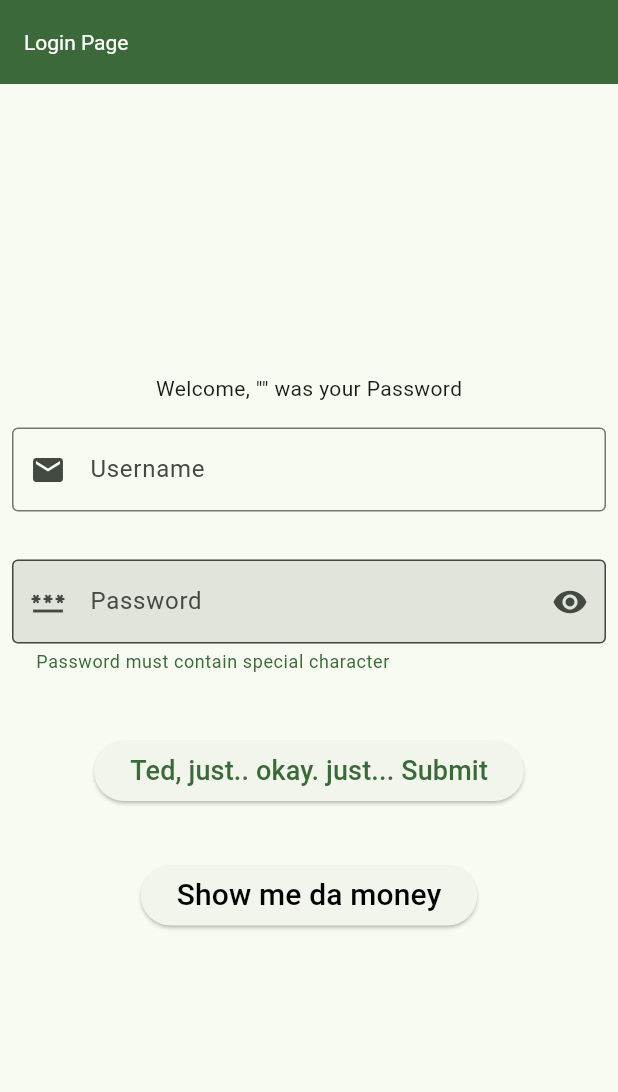
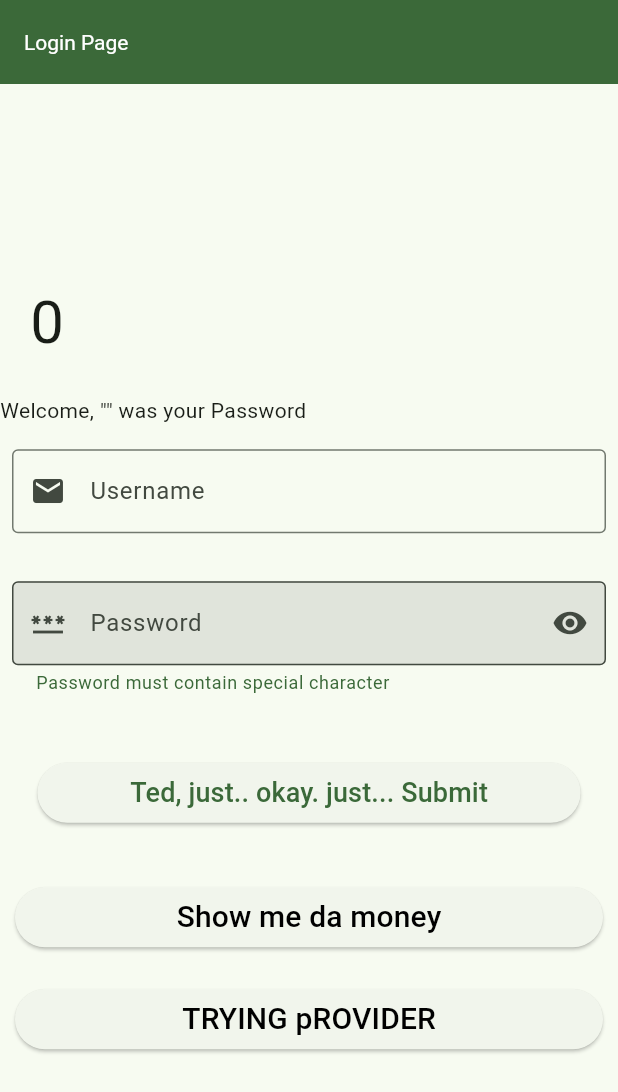
Before and after one commit to Adityak215/apptest, a Flutter app: the screen it shows after launch, after a tap on "Show me da money", on a phone screen of 412 x 824 dp. Shown: the top 1092 px of the screen. Run offline on Flutter 3.47's test engine with Material 2 defaults, Android fonts, the phone set to English and light mode, and no system bars; Roboto replaces fonts that are missing (Crunchy Time, Sigmar).

Commit message:
Learnt to use provider inplace of setstate

```diff
--- a/lib/main.dart
+++ b/lib/main.dart
@@ -1,5 +1,7 @@
+import 'package:apptest/myprovider.dart';
 import 'package:flutter/material.dart';
 import 'home.dart';
+import 'package:provider/provider.dart';
 
 void main() {
   runApp(const MyApp());
@@ -10,7 +12,12 @@ class MyApp extends StatelessWidget {
 
   @override
   Widget build(BuildContext context) {
-    return MaterialApp(
+    return MultiProvider(
+      providers: [
+      ChangeNotifierProvider(create: (_)=>Countpro()),
+      ChangeNotifierProvider(create: (_)=>Boolprovider())
+      ],
+      child: MaterialApp(
       theme: ThemeData(
         fontFamily: 'Sigmar',
         //primarySwatch: Colors.cyan,
@@ -27,6 +34,7 @@ class MyApp extends StatelessWidget {
       ),
       debugShowCheckedModeBanner: false,
       home: const LoginPg(), //setting Loginpg class as first screen
+      )
     );
   }
 }
@@ -39,33 +47,47 @@ class LoginPg extends StatefulWidget {
 }
 
 class _LoginPgState extends State<LoginPg> {
-  bool passwordVisible = false;
-  bool showkey = false;
+
   final usern = TextEditingController();
   final pass = TextEditingController();
   @override
   void initState() {
     super.initState();
-    passwordVisible = true;
+    //passwordVisible = true;
   }
 
   @override
   Widget build(BuildContext context) {
+    //print('everything built');
+    //final visualprovider= Provider.of<Countpro>(context, listen:false);
+    //this doesnt work for multiple providers.. shoulda known smh.
     return Scaffold(
       appBar: AppBar(
-
         backgroundColor: Theme.of(context).colorScheme.primary,
-
         title: const Text('Login Page'),
         titleTextStyle: const TextStyle(fontFamily: 'Crunchy Time'),
       ),
+
       body: Center(
-        child: Column(
-          mainAxisAlignment: MainAxisAlignment.center,
+        child: ListView(
+          shrinkWrap: true,
+          //mainAxisAlignment: MainAxisAlignment.center,
           children: <Widget>[
-            Visibility(
-                visible: showkey,
-                child: Text('Welcome, "${pass.text}" was your Password')),
+            Padding(
+              padding: const EdgeInsets.all(20),
+              child: Consumer<Countpro>(builder: (context, value, child) {
+                return Text(value.count.toString(),
+                style: const TextStyle(fontSize: 40),
+                  );
+              },)
+            ),
+            Consumer<Boolprovider>(builder: (context, value, child) {
+              return Visibility(
+                visible: value.showkey,
+                child: //Text(visualprovider.showkey.toString()),
+                Text('Welcome, "${pass.text}" was your Password'),
+                );
+            },),
             Padding(
               padding: const EdgeInsets.symmetric(horizontal: 8, vertical: 16),
               child: TextFormField(
@@ -78,11 +100,12 @@ class _LoginPgState extends State<LoginPg> {
                 ),
               ),
             ),
-            Padding(
+            Consumer<Boolprovider>(builder: (context, value,child){
+              return Padding(
                 padding: const EdgeInsets.symmetric(horizontal: 8, vertical: 16),
                 child: TextFormField(
                   controller: pass,
-                obscureText: passwordVisible,
+                  obscureText: value.passwordVisible,
                   decoration: InputDecoration(
                     border: const OutlineInputBorder(),
                     prefixIcon: const Icon(Icons.password),
@@ -92,15 +115,16 @@ class _LoginPgState extends State<LoginPg> {
                     helperStyle:
                          TextStyle(color: Theme.of(context).colorScheme.primary,),
                     suffixIcon: IconButton(
-                    icon: Icon(passwordVisible
+                      icon: Icon(value.passwordVisible
                           ? Icons.visibility
                           : Icons.visibility_off),
                       onPressed: () {
-                      setState(
-                        () {
-                          passwordVisible = !passwordVisible;
-                        },
-                      );
+                        // setState(
+                        //   () {
+                        //     passwordVisible = !passwordVisible;
+                        //   },
+                        // );
+                          value.setpass();
                         },
                       ),
                       alignLabelWithHint: false,
@@ -109,7 +133,8 @@ class _LoginPgState extends State<LoginPg> {
                     keyboardType: TextInputType.visiblePassword,
                     textInputAction: TextInputAction.done,
                   ),
-            ),
+                );
+            },),
             Padding(
               padding: const EdgeInsets.all(25),
               child: ElevatedButton(
@@ -129,13 +154,15 @@ class _LoginPgState extends State<LoginPg> {
                 ),
               ),
             ),
-            Padding(
+            Consumer<Boolprovider>(builder: (context, value, child) {
+              return Padding(
                 padding: const EdgeInsets.all(10),
                 child: ElevatedButton(
                   onPressed: () {
-                  setState(() {
-                    showkey = !showkey;
-                  });
+                    // setState(() {
+                    //   showkey = !showkey;
+                    // });
+                    value.setkey();
                   },
                   child: const Text(
                     'Show me da money',
@@ -143,7 +170,23 @@ class _LoginPgState extends State<LoginPg> {
                         fontSize: 20.0, color: Color.fromARGB(255, 0, 0, 0)),
                     ),
                   ),
+                );
+            },),
+            Consumer<Countpro>(builder: (context, value, child) {
+              return Padding(
+                padding: const EdgeInsets.all(10),
+                child: ElevatedButton(
+                  onPressed: () {
+                    value.setcount();
+                  },
+                  child: const Text(
+                    'TRYING pROVIDER',
+                    style: TextStyle(
+                        fontSize: 20.0, color: Color.fromARGB(255, 0, 0, 0)),
                   ),
+                ),
+              );
+            },),
           ],
         ),
       ),
--- /dev/null
+++ b/lib/myprovider.dart
@@ -0,0 +1,37 @@
+import 'package:flutter/foundation.dart';
+
+class Countpro with ChangeNotifier
+{
+  int _count = 0;
+  int get count => _count;
+
+  void setcount()
+  {
+    _count++;
+    notifyListeners();
+  }
+}
+
+
+class Boolprovider with ChangeNotifier
+{
+  bool _passwordVisible = true;
+  bool _showkey = false;
+
+  bool get passwordVisible => _passwordVisible;
+  bool get showkey => _showkey;
+
+  void setpass()
+  {
+    _passwordVisible=!_passwordVisible;
+    notifyListeners();
+    print('toggled password');
+  }
+
+  void setkey()
+  {
+    _showkey=!_showkey;
+    notifyListeners();
+    print('toggled showkey');
+  }
+}
--- a/lib/tester.dart
+++ b/lib/tester.dart
@@ -15,11 +15,11 @@ class _TesterState extends State<Tester> {
             backgroundColor: Theme.of(context).colorScheme.inversePrimary,
         title:  const Row(
           children: <Widget>[
-            Text('Pussy'),
+            Text('trying'),
             Spacer(),
-            Text('data'),
+            Text('new'),
             Spacer(),
-            Text('wtf'),
+            Text('things'),
             ],)
 
       ),
--- a/pubspec.yaml
+++ b/pubspec.yaml
@@ -36,6 +36,7 @@ dependencies:
   # Use with the CupertinoIcons class for iOS style icons.
   cupertino_icons: ^1.0.2
   dynamic_color: ^1.6.5
+  provider: ^6.0.5
 
 dev_dependencies:
   flutter_test:
```
Also changed, not shown: pubspec.lock. Lines whose indentation alone changed are shown as unchanged.
